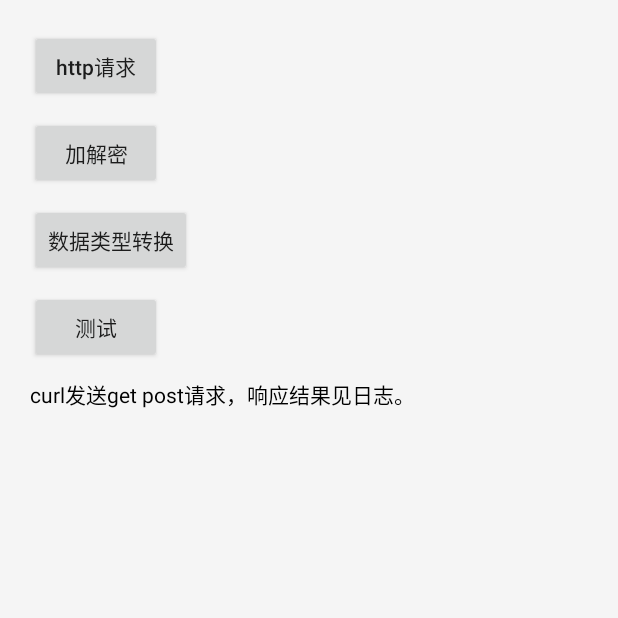
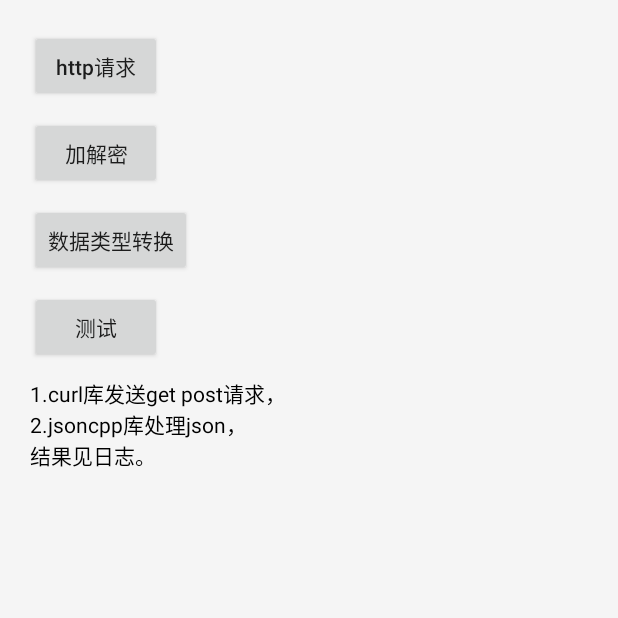
Before and after one commit to yadiq/AndroidNative, an Android app: the screen it shows after launch (MainActivity), after a tap on "http请求", on a phone screen of 412 x 824 dp, the top half of it. Run offline under Robolectric (Android 15) with nearby library versions, the phone set to English and light mode, and no system bars; 3 statements that could not run were skipped.

Commit message:
修改注释

```diff
--- a/app/src/main/java/com/hqumath/nativedemo/MainActivity.java
+++ b/app/src/main/java/com/hqumath/nativedemo/MainActivity.java
@@ -32,7 +32,8 @@ public class MainActivity extends AppCompatActivity {
 
         //网络请求
         binding.btnHttp.setOnClickListener(v -> {
-            binding.tv1.setText("curl发送get post请求，响应结果见日志。");
+            CommonUtil.toast("发送网络请求");
+            binding.tv1.setText("1.curl库发送get post请求，\n2.jsoncpp库处理json，\n结果见日志。");
             Demo.curlTest("");
         });
 
```
